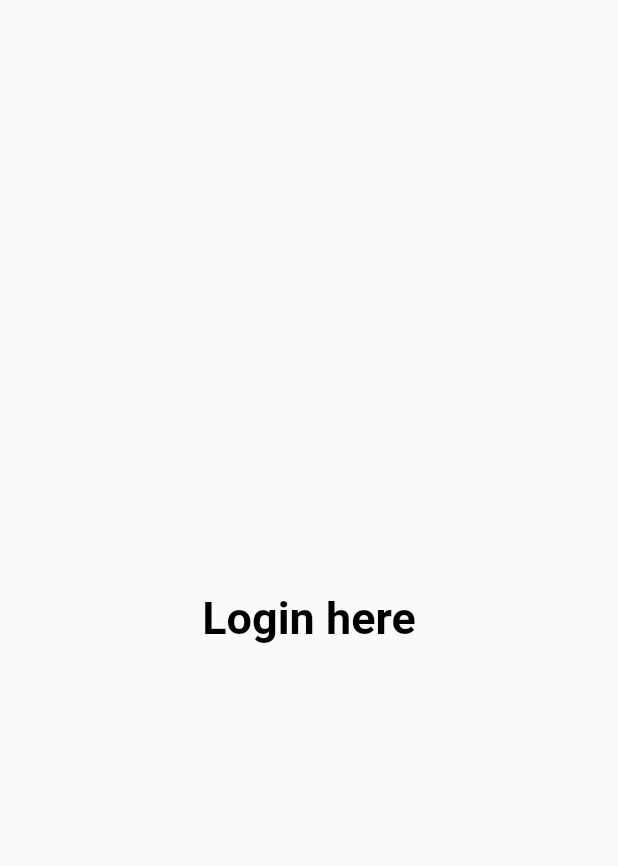
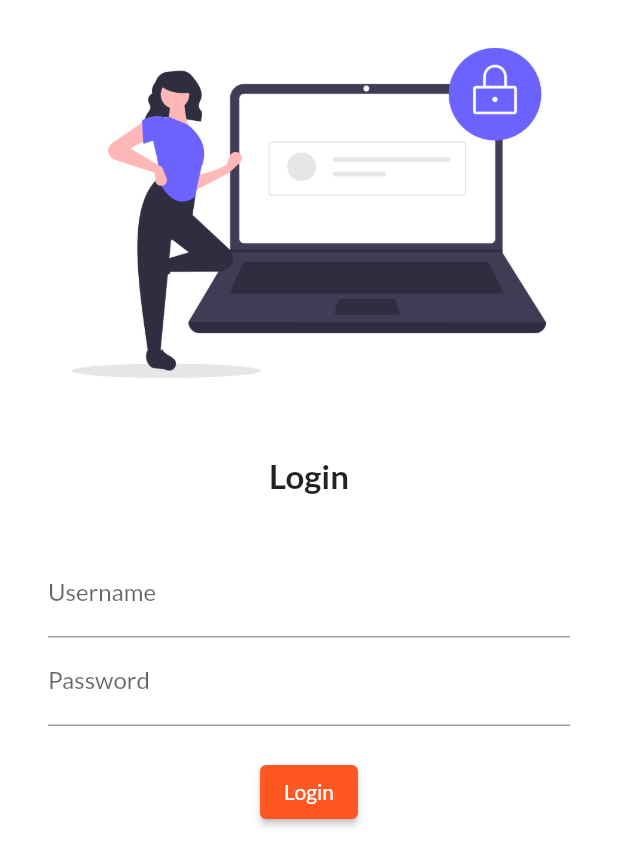
Before and after one commit to gmbhatti/flutter-app-1, a Flutter app: the screen it shows after launch, on a phone screen of 412 x 824 dp. Shown: the top 866 px of the screen. Run offline on Flutter 3.47's test engine with Material 2 defaults, Android fonts, the phone set to English and light mode, and no system bars; our stand-ins replace google_fonts.

Commit message:
Login page

```diff
--- a/lib/main.dart
+++ b/lib/main.dart
@@ -1,4 +1,5 @@
 import 'package:flutter/material.dart';
+import 'package:google_fonts/google_fonts.dart';
 import 'package:flutter_application_1/pages/about_page.dart';
 import 'package:flutter_application_1/pages/home_page.dart';
 import 'package:flutter_application_1/pages/login_page.dart';
@@ -16,13 +17,16 @@ class MyApp extends StatelessWidget {
       // home: HomePage(),
       theme: ThemeData(
         primarySwatch: Colors.deepOrange,
+        // primaryTextTheme: GoogleFonts.latoTextTheme(),
+        fontFamily: GoogleFonts.lato().fontFamily,
       ),
       themeMode: ThemeMode.light,
       darkTheme: ThemeData(
         brightness: Brightness.dark,
       ),
+      initialRoute: "/login",
       routes: {
-        "/": (context) => LoginPage(),
+        "/": (context) => HomePage(),
         "/about": (context) => AboutPage(),
         "/login": (context) => LoginPage(),
       },
--- a/lib/pages/login_page.dart
+++ b/lib/pages/login_page.dart
@@ -6,15 +6,55 @@ class LoginPage extends StatelessWidget {
   @override
   Widget build(BuildContext context) {
     return Material(
-      child: Center(
-        child: Text(
-          "Login here",
-          style: TextStyle(
-            fontSize: 30,
-            color: Colors.black,
-            fontWeight: FontWeight.bold,
+      color: Colors.white, //background
+      child: Column(
+        children: [
+          Image.asset(
+            "assets/images/login.png",
+            fit: BoxFit.cover,
           ),
-        ),
+          SizedBox(
+            height: 20.0,
+          ),
+          Text(
+            "Login",
+            style: TextStyle(
+              fontWeight: FontWeight.bold,
+              fontSize: 22,
+            ),
+          ),
+          SizedBox(
+            height: 20.0,
+          ),
+          Padding(
+            padding: EdgeInsets.symmetric(vertical: 16, horizontal: 32),
+            child: Column(
+              children: [
+                TextFormField(
+                  decoration: InputDecoration(
+                    hintText: 'Enter Username',
+                    labelText: 'Username',
+                  ),
+                ),
+                TextFormField(
+                  obscureText: true,
+                  decoration: InputDecoration(
+                    labelText: 'Password',
+                    hintText: 'Enter Password',
+                  ),
+                ),
+                SizedBox(
+                  height: 20.0,
+                ),
+                ElevatedButton(
+                  onPressed: () => {print('Login requested')},
+                  child: Text('Login'),
+                  style: TextButton.styleFrom(),
+                ),
+              ],
+            ),
+          )
+        ],
       ),
     );
   }
```
Also changed, not shown: pubspec.yaml (+4 -7 lines), assets/images/login.png (added), assets/images/login.svg (added), pubspec.lock.
